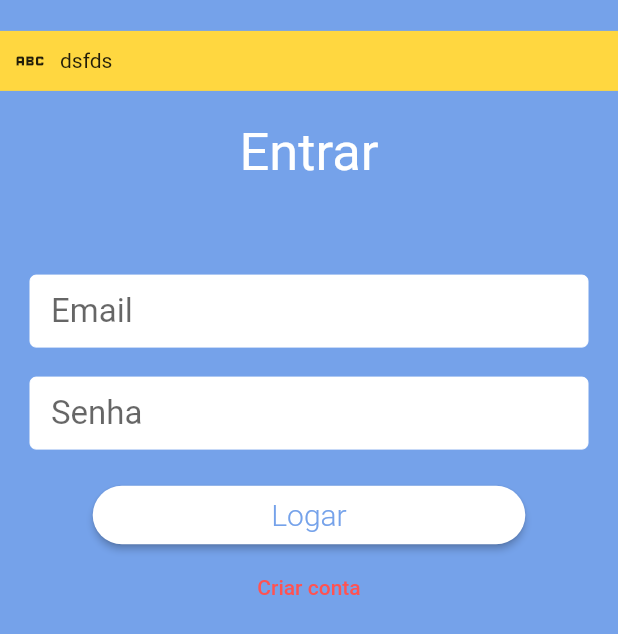
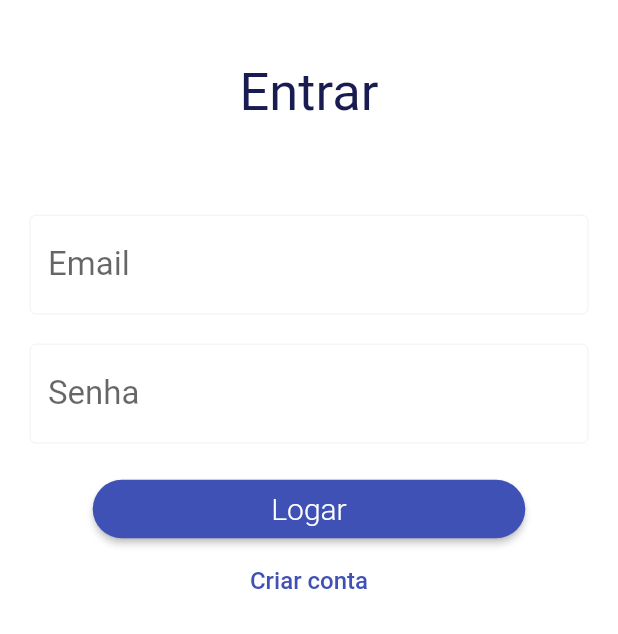
Before and after one commit to lixatinho/bolixo, a Flutter app: the screen it shows after launch, on a phone screen of 412 x 824 dp. Shown: the top 634 px of the screen. Run offline on Flutter 3.47's test engine with Material 2 defaults, Android fonts, the phone set to English and light mode, and no system bars; drawn by our look-alikes of auto_size_text; our stand-ins replace dio, firebase_auth, shared_preferences; missing offline and left inert: dart:html, dart:js; accounts and stored records are empty.

Commit message:
Change sign colors

```diff
--- a/lib/flow/sign_up/sign_controller.dart
+++ b/lib/flow/sign_up/sign_controller.dart
@@ -33,7 +33,6 @@ class SingUpController {
       print('response$response');
       // signUpState.showMessage();
       _error = "usuário criado com sucesoo!";
-      signUpState.showMessage();
       signUpState.navigateToLogin(AuthFormType.signUp);
     }, onError: (error) {
       print('singUp $error');
--- a/lib/flow/sign_up/sign_up.dart
+++ b/lib/flow/sign_up/sign_up.dart
@@ -1,5 +1,6 @@
 import 'package:bolixo/api/services/validateLogin.dart';
 import 'package:bolixo/flow/sign_up/sign_controller.dart';
+import 'package:bolixo/ui/AppDecoration.dart';
 import 'package:bolixo/ui/home.dart';
 import 'package:flutter/material.dart';
 import 'package:auto_size_text/auto_size_text.dart';
@@ -24,7 +25,6 @@ class SignUpState extends State<SignUp> {
   AuthFormType authFormType;
   String? _name, _email, _password;
   final formKey = GlobalKey<FormState>();
-  final primaryCollor = const Color(0xFF75A2EA);
 
   SignUpState({required this.authFormType});
 
@@ -40,14 +40,14 @@ class SignUpState extends State<SignUp> {
     final height = MediaQuery.of(context).size.height;
     return Scaffold(
       body: Container(
-        color: primaryCollor,
+        color: Colors.white,
         height: height,
         width: width,
         child: SafeArea(
             child: Column(
           children: <Widget>[
             SizedBox(height: height * 0.025),
-            showMessage(),
+            // showMessage(),
             SizedBox(height: height * 0.025),
             buildHeaderText(),
             SizedBox(height: height * 0.05),
@@ -82,15 +82,8 @@ class SignUpState extends State<SignUp> {
   }
 
   InputDecoration buildSignUpDecoration(String hint) {
-    return InputDecoration(
-      hintText: hint,
-      filled: true,
-      fillColor: Colors.white,
-      focusColor: Colors.white,
-      enabledBorder: const OutlineInputBorder(
-          borderSide: BorderSide(color: Colors.white, width: 0.0)),
-      contentPadding:
-          const EdgeInsets.only(left: 14.0, bottom: 10.0, top: 10.0),
+    return AppDecoration.inputDecoration.copyWith(
+      hintText: hint
     );
   }
 
@@ -102,8 +95,7 @@ class SignUpState extends State<SignUp> {
           style: ElevatedButton.styleFrom(
             shape: RoundedRectangleBorder(
                 borderRadius: BorderRadius.circular(30.0)),
-            primary: Colors.white,
-            onPrimary: const Color(0xFF75A2EA),
+            primary: Colors.indigo
           ),
           onPressed: () {
             singUpController.onSubmitClicked(_name, _email!, _password!);
@@ -124,7 +116,11 @@ class SignUpState extends State<SignUp> {
           },
           child: Text(
             viewContent.switchText,
-            style: const TextStyle(color: Colors.redAccent),
+            style: const TextStyle(
+              color: Colors.indigo,
+              fontSize: 16,
+              fontWeight: FontWeight.w500
+            ),
           ))
     ];
   }
@@ -178,7 +174,7 @@ class SignUpState extends State<SignUp> {
       textAlign: TextAlign.center,
       style: const TextStyle(
         fontSize: 35,
-        color: Colors.white,
+        color: Color(0xFF191C50),
       ),
     );
   }
```
